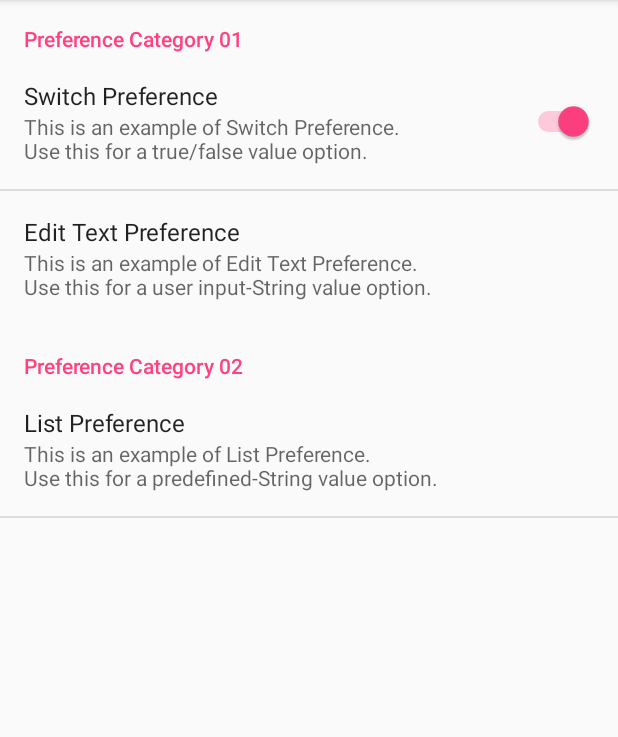
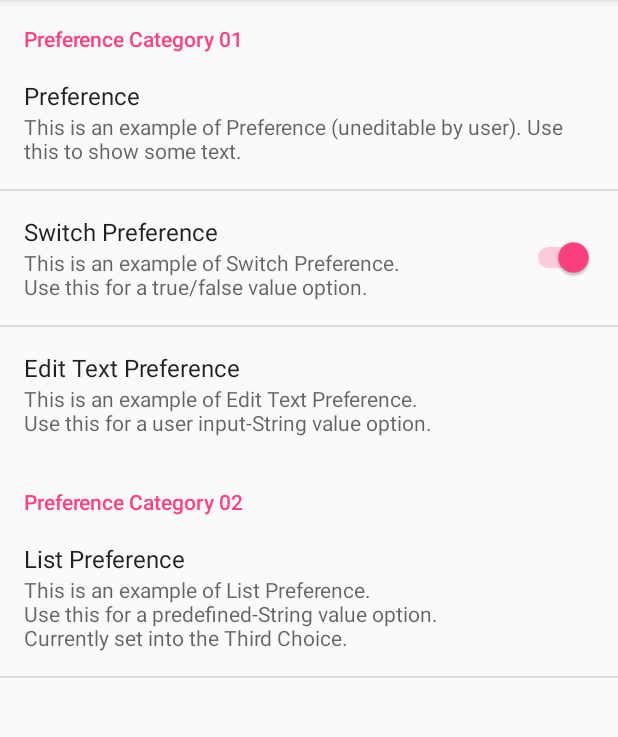
Before and after one commit to TimothyY/TrySettings_Android, an Android app: the MySettingsActivity screen opened directly, with no data from a screen before it, on a phone screen of 412 x 824 dp, the part 84-821 px from its top. Run offline under Robolectric (Android 15) with nearby library versions, the phone set to English and light mode, and no system bars.

Commit message:
handling shared preferences

```diff
--- a/app/src/main/java/timothyyudi/trysettings_android/MySettingsActivity.java
+++ b/app/src/main/java/timothyyudi/trysettings_android/MySettingsActivity.java
@@ -1,6 +1,11 @@
 package timothyyudi.trysettings_android;
 
+import android.content.SharedPreferences;
+import android.preference.ListPreference;
+import android.preference.Preference;
+import android.preference.PreferenceCategory;
 import android.preference.PreferenceFragment;
+import android.preference.PreferenceManager;
 import android.support.v7.app.AppCompatActivity;
 import android.os.Bundle;
 
@@ -14,11 +19,62 @@ public class MySettingsActivity extends AppCompatActivity {
         getFragmentManager().beginTransaction().replace(android.R.id.content, new SettingsFragment()).commit();
     }
 
-    public static class SettingsFragment extends PreferenceFragment {
+    public static class SettingsFragment extends PreferenceFragment implements SharedPreferences.OnSharedPreferenceChangeListener{
         @Override
         public void onCreate(Bundle savedInstanceState) {
             super.onCreate(savedInstanceState);
             addPreferencesFromResource(R.xml.my_settings);  //load preference screen from xml directory.
+            //set the sharedPreferences with the default values from the xml for the very first time
+            PreferenceManager.setDefaultValues(this.getActivity(), R.xml.my_settings, false);
+            // show the current value in the settings screen
+            for (int i = 0; i < getPreferenceScreen().getPreferenceCount(); i++) {
+                crawlPreferenceObject(getPreferenceScreen().getPreference(i));
+            }
+        }
+
+        public static final String KEY_P_EXAMPLE = "preference_example";
+        public static final String KEY_SP_EXAMPLE = "switchPreference_example";
+        public static final String KEY_ETP_EXAMPLE = "editTextPreference_example";
+        public static final String KEY_LP_EXAMPLE = "listPreference_example";
+
+        @Override
+        public void onSharedPreferenceChanged(SharedPreferences sharedPreferences, String key) {
+            //key-value object are saved automatically to default SharedPreferences.
+            //But we still have to handle the widget's summary manually.
+            if (key.equals(KEY_LP_EXAMPLE)) {
+                ListPreference listPref = (ListPreference) findPreference(key);
+                listPref.setSummary("This is an example of List Preference. \nUse this for a predefined-String value option. \nCurrently set into the " + sharedPreferences.getString(key, "") + ".");
+            }
+        }
+
+        @Override
+        public void onResume() {
+            super.onResume();
+            getPreferenceScreen().getSharedPreferences().registerOnSharedPreferenceChangeListener(this);
+        }
+
+        @Override
+        public void onPause() {
+            super.onPause();
+            getPreferenceScreen().getSharedPreferences().unregisterOnSharedPreferenceChangeListener(this);
+        }
+
+        private void crawlPreferenceObject(Preference p) {
+            if (p instanceof PreferenceCategory) {
+                PreferenceCategory prefCat = (PreferenceCategory) p;
+                for (int i = 0; i < prefCat.getPreferenceCount(); i++) {
+                    crawlPreferenceObject(prefCat.getPreference(i));
+                }
+            } else {
+                syncSummary(p);
+            }
+        }
+
+        private void syncSummary(Preference p) {
+            if(p.getKey().compareTo(KEY_LP_EXAMPLE)==0){
+                p.setSummary("This is an example of List Preference. \nUse this for a predefined-String value option. \nCurrently set into the "+
+                        PreferenceManager.getDefaultSharedPreferences(this.getActivity()).getString(KEY_LP_EXAMPLE,"")+".");
+            }
         }
     }
 }
--- a/app/src/main/res/values/strings.xml
+++ b/app/src/main/res/values/strings.xml
@@ -9,9 +9,9 @@
         <item>Third Choice</item>
     </string-array>
     <string-array name="listPreference_example_values">
-        <item>1</item>
-        <item>2</item>
-        <item>3</item>
+        <item>First Choice</item>
+        <item>Second Choice</item>
+        <item>Third Choice</item>
     </string-array>
 
 
--- a/app/src/main/res/xml/my_settings.xml
+++ b/app/src/main/res/xml/my_settings.xml
@@ -1,43 +1,45 @@
 <?xml version="1.0" encoding="utf-8"?>
 <PreferenceScreen xmlns:android="http://schemas.android.com/apk/res/android">
-    <PreferenceCategory
-        android:title="Preference Category 01"
-        android:key="prefCat1">
+    <PreferenceCategory android:title="Preference Category 01">
+
+        <Preference
+            android:title="Preference"
+            android:summary="This is an example of Preference (uneditable by user). Use this to show some text."
+            android:key="preference_example" />
+
         <SwitchPreference
-            android:defaultValue="true"
+            android:title="Switch Preference"
+            android:summary="This is an example of Switch Preference. \nUse this for a true/false value option."
             android:key="switchPreference_example"
-            android:summary="This is an example of Switch Preference. \nUse this for a true/false value option."
-            android:title="Switch Preference" />
+            android:defaultValue="true" />
 
         <!-- NOTE: EditTextPreference accepts EditText attributes. -->
         <!-- NOTE: EditTextPreference's summary should be set to its value by the activity code. -->
         <EditTextPreference
+            android:title="Edit Text Preference"
+            android:summary="This is an example of Edit Text Preference. \nUse this for a user input-String value option."
+            android:key="editTextPreference_example"
+            android:defaultValue="John Smith"
             android:capitalize="words"
-            android:defaultValue="John Smith"
             android:inputType="textCapWords"
-            android:key="editTextPreference_example"
-            android:summary="This is an example of Edit Text Preference. \nUse this for a user input-String value option."
             android:maxLines="1"
             android:selectAllOnFocus="true"
-            android:singleLine="true"
-            android:title="Edit Text Preference" />
+            android:singleLine="true" />
     </PreferenceCategory>
 
-    <PreferenceCategory
-        android:title="Preference Category 02"
-        android:key="prefCat2">
+    <PreferenceCategory android:title="Preference Category 02">
         <!-- NOTE: Hide buttons to simplify the UI. Users can touch outside the dialog to
              dismiss it. -->
         <!-- NOTE: ListPreference's summary should be set to its value by the activity code. -->
         <ListPreference
-            android:defaultValue="3"
+            android:title="List Preference"
+            android:summary="This is an example of List Preference. \nUse this for a predefined-String value option. \nCurrently set into the Third Choice."
+            android:key="listPreference_example"
+            android:defaultValue="Third Choice"
             android:entries="@array/listPreference_example_titles"
             android:entryValues="@array/listPreference_example_values"
-            android:key="listPreference_example"
-            android:summary="This is an example of List Preference. \nUse this for a predefined-String value option."
             android:negativeButtonText="@null"
-            android:positiveButtonText="@null"
-            android:title="List Preference" />
+            android:positiveButtonText="@null" />
     </PreferenceCategory>
 
 </PreferenceScreen>
```
